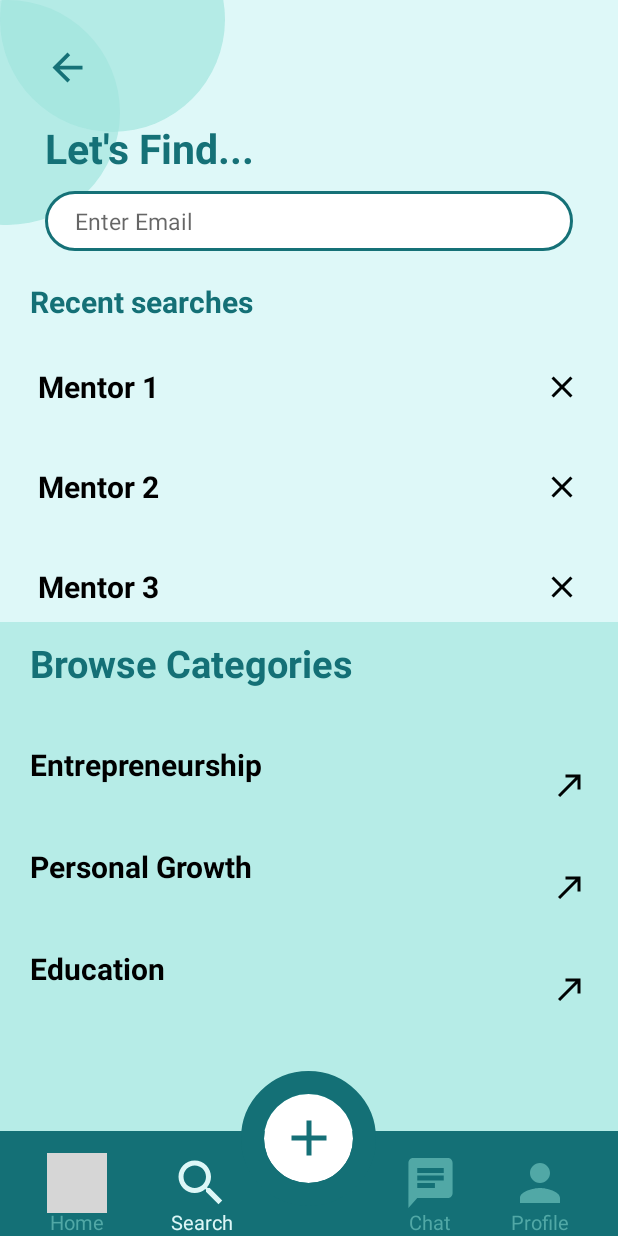
After one commit to Afkayyy/Mentor-Me, an Android app: the layout search_page.xml on its own in the app's theme, with its tools: preview values and no code run, on a phone screen of 412 x 824 dp. The commit adds this screen. Run offline under Robolectric (Android 15) with nearby library versions, the phone set to English and light mode, and no system bars; grey boxes are pictures that could not be loaded.

Commit message:
Search_Page_noIcons

```diff
--- /dev/null
+++ b/app/src/main/res/drawable/chat_icon_clicked.xml
@@ -0,0 +1,5 @@
+<vector android:autoMirrored="true" android:height="24dp"
+    android:tint="#DDF7F7" android:viewportHeight="24"
+    android:viewportWidth="24" android:width="24dp" xmlns:android="http://schemas.android.com/apk/res/android">
+    <path android:fillColor="@android:color/white" android:pathData="M20,2L4,2c-1.1,0 -1.99,0.9 -1.99,2L2,22l4,-4h14c1.1,0 2,-0.9 2,-2L22,4c0,-1.1 -0.9,-2 -2,-2zM6,9h12v2L6,11L6,9zM14,14L6,14v-2h8v2zM18,8L6,8L6,6h12v2z"/>
+</vector>
--- /dev/null
+++ b/app/src/main/res/drawable/close_icon.xml
@@ -0,0 +1,5 @@
+<vector android:height="24dp" android:tint="#000303"
+    android:viewportHeight="24" android:viewportWidth="24"
+    android:width="24dp" xmlns:android="http://schemas.android.com/apk/res/android">
+    <path android:fillColor="@android:color/white" android:pathData="M19,6.41L17.59,5 12,10.59 6.41,5 5,6.41 10.59,12 5,17.59 6.41,19 12,13.41 17.59,19 19,17.59 13.41,12z"/>
+</vector>
--- /dev/null
+++ b/app/src/main/res/drawable/person_icon_clicked.xml
@@ -0,0 +1,5 @@
+<vector android:height="24dp" android:tint="#DDF7F7"
+    android:viewportHeight="24" android:viewportWidth="24"
+    android:width="24dp" xmlns:android="http://schemas.android.com/apk/res/android">
+    <path android:fillColor="@android:color/white" android:pathData="M12,12c2.21,0 4,-1.79 4,-4s-1.79,-4 -4,-4 -4,1.79 -4,4 1.79,4 4,4zM12,14c-2.67,0 -8,1.34 -8,4v2h16v-2c0,-2.66 -5.33,-4 -8,-4z"/>
+</vector>
--- /dev/null
+++ b/app/src/main/res/drawable/search_box.xml
@@ -0,0 +1,12 @@
+<?xml version="1.0" encoding="utf-8"?>
+<shape xmlns:android="http://schemas.android.com/apk/res/android"
+    android:shape="rectangle">
+
+    <solid android:color="#FFFFFF"/>
+    <corners android:radius="20dp"/>
+
+    <stroke
+        android:width="2dp"
+        android:color="#157177"
+        />
+</shape>
--- /dev/null
+++ b/app/src/main/res/drawable/search_icon_bar.xml
@@ -0,0 +1,5 @@
+<vector android:height="24dp" android:tint="#157177"
+    android:viewportHeight="24" android:viewportWidth="24"
+    android:width="24dp" xmlns:android="http://schemas.android.com/apk/res/android">
+    <path android:fillColor="@android:color/white" android:pathData="M15.5,14h-0.79l-0.28,-0.27C15.41,12.59 16,11.11 16,9.5 16,5.91 13.09,3 9.5,3S3,5.91 3,9.5 5.91,16 9.5,16c1.61,0 3.09,-0.59 4.23,-1.57l0.27,0.28v0.79l5,4.99L20.49,19l-4.99,-5zM9.5,14C7.01,14 5,11.99 5,9.5S7.01,5 9.5,5 14,7.01 14,9.5 11.99,14 9.5,14z"/>
+</vector>
--- /dev/null
+++ b/app/src/main/res/drawable/search_icon_clicked.xml
@@ -0,0 +1,5 @@
+<vector android:height="24dp" android:tint="#DDF7F7"
+    android:viewportHeight="24" android:viewportWidth="24"
+    android:width="24dp" xmlns:android="http://schemas.android.com/apk/res/android">
+    <path android:fillColor="@android:color/white" android:pathData="M15.5,14h-0.79l-0.28,-0.27C15.41,12.59 16,11.11 16,9.5 16,5.91 13.09,3 9.5,3S3,5.91 3,9.5 5.91,16 9.5,16c1.61,0 3.09,-0.59 4.23,-1.57l0.27,0.28v0.79l5,4.99L20.49,19l-4.99,-5zM9.5,14C7.01,14 5,11.99 5,9.5S7.01,5 9.5,5 14,7.01 14,9.5 11.99,14 9.5,14z"/>
+</vector>
--- /dev/null
+++ b/app/src/main/res/drawable/top_right_arrow.xml
@@ -0,0 +1,5 @@
+<vector android:height="24dp" android:tint="#000303"
+    android:viewportHeight="24" android:viewportWidth="24"
+    android:width="24dp" xmlns:android="http://schemas.android.com/apk/res/android">
+    <path android:fillColor="@android:color/white" android:pathData="M9,5v2h6.59L4,18.59L5.41,20L17,8.41V15h2V5H9z"/>
+</vector>
--- a/app/src/main/res/layout/main_menu_page.xml
+++ b/app/src/main/res/layout/main_menu_page.xml
@@ -254,7 +254,7 @@
                 android:layout_width="40dp"
                 android:layout_height="40dp"
                 android:layout_gravity="center"
-                android:background="@drawable/home_icon"/>
+                android:background="@drawable/home_icon_clicked"/>
 
             <TextView
                 android:layout_width="match_parent"
@@ -291,7 +291,8 @@
                     android:layout_height="40dp"
                     android:layout_gravity="center"
                     android:background="@drawable/search_icon"
-                    android:layout_marginRight="20dp"/>
+                    android:layout_marginRight="20dp"
+                    app:tint="#51A8A6"/>
 
                 <TextView
                     android:layout_width="match_parent"
--- /dev/null
+++ b/app/src/main/res/layout/search_page.xml
@@ -0,0 +1,399 @@
+<?xml version="1.0" encoding="utf-8"?>
+<RelativeLayout xmlns:android="http://schemas.android.com/apk/res/android"
+    xmlns:app="http://schemas.android.com/apk/res-auto"
+    xmlns:tools="http://schemas.android.com/tools"
+    android:layout_width="match_parent"
+    android:layout_height="match_parent"
+    android:background="#DEF8F8"
+    tools:context=".MainActivity">
+
+    <de.hdodenhof.circleimageview.CircleImageView
+        android:id="@+id/main"
+        android:layout_width="150dp"
+        android:layout_height="150dp"
+        android:layout_marginStart="-70dp"
+        android:alpha="0.7"
+        android:src="#A2E6DF" />
+    <de.hdodenhof.circleimageview.CircleImageView
+        android:layout_width="150dp"
+        android:layout_height="150dp"
+        android:layout_marginTop="-62dp"
+        android:alpha="0.7"
+        android:src="#A2E6DF" />
+
+    <RelativeLayout
+        android:id="@+id/search_div"
+        android:layout_width="match_parent"
+        android:layout_height="wrap_content">
+
+        <TextView
+            android:layout_width="30dp"
+            android:layout_height="30dp"
+            android:background="@drawable/back_arrow"
+            android:layout_alignParentLeft="true"
+            android:layout_marginTop="30dp"
+            android:layout_marginLeft="30dp"
+            android:layout_alignParentTop="true"/>
+    <TextView
+        android:id="@+id/forgot_msg"
+        android:layout_width="wrap_content"
+        android:layout_height="wrap_content"
+        android:text="Let's Find..."
+        android:textStyle="bold"
+        android:textSize="27sp"
+        android:textColor="#157177"
+        android:layout_alignParentLeft="true"
+        android:layout_marginLeft="30dp"
+        android:layout_marginTop="80dp"/>
+
+    <EditText
+        android:id="@+id/Email"
+        android:layout_width="match_parent"
+        android:layout_height="40dp"
+        android:layout_marginHorizontal="30dp"
+        android:layout_below="@id/forgot_msg"
+        android:layout_marginTop="10dp"
+        android:background="@drawable/search_box"
+        android:hint="Enter Email"
+        android:textSize="15sp"
+        android:paddingStart="20dp"
+        android:inputType="textEmailAddress"
+        />
+    <TextView
+        android:layout_width="wrap_content"
+        android:layout_height="wrap_content"
+        android:layout_below="@+id/Email"
+        android:text="Recent searches"
+        android:textSize="20dp"
+        android:textStyle="bold"
+        android:textColor="#147076"
+        android:layout_marginTop="20dp"
+        android:layout_marginLeft="20dp"/>
+
+    </RelativeLayout>
+
+    <LinearLayout
+        android:id="@+id/search_options"
+        android:layout_width="match_parent"
+        android:layout_height="200dp"
+        android:weightSum="3"
+        android:orientation="vertical"
+        android:layout_below="@+id/search_div">
+
+        <LinearLayout
+            android:layout_width="match_parent"
+            android:layout_height="0dp"
+            android:layout_weight="1">
+
+            <TextView
+                android:layout_width="match_parent"
+                android:layout_height="match_parent"
+                android:text="Mentor 1"
+                android:textColor="@color/black"
+                android:textStyle="bold"
+                android:textSize="20sp"
+                android:gravity="center_vertical"
+                android:layout_marginHorizontal="25dp"
+                android:layout_marginTop="20dp"
+                android:drawableRight="@drawable/close_icon"
+                android:drawablePadding="20dp"/>
+
+        </LinearLayout>
+
+        <LinearLayout
+            android:layout_width="match_parent"
+            android:layout_height="0dp"
+            android:layout_weight="1">
+
+            <TextView
+                android:layout_width="match_parent"
+                android:layout_height="match_parent"
+                android:text="Mentor 2"
+                android:textColor="@color/black"
+                android:textStyle="bold"
+                android:textSize="20sp"
+                android:gravity="center_vertical"
+                android:layout_marginHorizontal="25dp"
+                android:layout_marginTop="20dp"
+                android:drawableRight="@drawable/close_icon"
+                android:drawablePadding="20dp"/>
+
+        </LinearLayout>
+
+        <LinearLayout
+            android:layout_width="match_parent"
+            android:layout_height="0dp"
+            android:layout_weight="1">
+
+            <TextView
+                android:layout_width="match_parent"
+                android:layout_height="match_parent"
+                android:text="Mentor 3"
+                android:textColor="@color/black"
+                android:textStyle="bold"
+                android:textSize="20sp"
+                android:gravity="center_vertical"
+                android:layout_marginHorizontal="25dp"
+                android:layout_marginTop="20dp"
+                android:drawableRight="@drawable/close_icon"
+                android:drawablePadding="20dp"/>
+
+        </LinearLayout>
+
+
+
+    </LinearLayout>
+
+    <LinearLayout
+        android:id="@+id/search_links"
+        android:layout_width="match_parent"
+        android:layout_height="200dp"
+        android:weightSum="6"
+        android:orientation="vertical"
+        android:align="@+id/navbar"
+        android:background="#B6ECE7"
+        android:layout_below="@+id/search_options"
+        android:layout_alignParentBottom="true">
+
+        <LinearLayout
+            android:layout_width="match_parent"
+            android:layout_height="0dp"
+            android:layout_weight="1">
+
+            <TextView
+                android:layout_width="match_parent"
+                android:layout_height="match_parent"
+                android:layout_marginHorizontal="20dp"
+                android:paddingTop="10dp"
+                android:text="Browse Categories"
+                android:textColor="#147076"
+                android:textSize="25sp"
+                android:textStyle="bold" />
+
+        </LinearLayout>
+
+        <LinearLayout
+            android:layout_width="match_parent"
+            android:layout_height="0dp"
+            android:layout_weight="1">
+
+            <TextView
+                android:layout_width="match_parent"
+                android:layout_height="match_parent"
+                android:layout_marginHorizontal="20dp"
+                android:paddingTop="13dp"
+                android:text="Entrepreneurship"
+                android:textColor="@color/black"
+                android:textSize="20sp"
+                android:textStyle="bold"
+                android:drawableRight="@drawable/top_right_arrow"/>
+
+        </LinearLayout>
+        <LinearLayout
+            android:layout_width="match_parent"
+            android:layout_height="0dp"
+            android:layout_weight="1">
+
+            <TextView
+                android:layout_width="match_parent"
+                android:layout_height="match_parent"
+                android:layout_marginHorizontal="20dp"
+                android:paddingTop="13dp"
+                android:text="Personal Growth"
+                android:textColor="@color/black"
+                android:textSize="20sp"
+                android:textStyle="bold"
+                android:drawableRight="@drawable/top_right_arrow"/>
+
+        </LinearLayout>
+        <LinearLayout
+            android:layout_width="match_parent"
+            android:layout_height="0dp"
+            android:layout_weight="1">
+
+            <TextView
+                android:layout_width="match_parent"
+                android:layout_height="match_parent"
+                android:layout_marginHorizontal="20dp"
+                android:paddingTop="13dp"
+                android:text="Education"
+                android:textColor="@color/black"
+                android:textSize="20sp"
+                android:textStyle="bold"
+                android:drawableRight="@drawable/top_right_arrow"/>
+
+        </LinearLayout>
+
+    </LinearLayout>
+    <LinearLayout
+        android:id="@+id/navbar"
+        android:layout_width="match_parent"
+        android:layout_height="70dp"
+        android:layout_alignParentBottom="true"
+        android:background="#147076"
+        android:weightSum="4"
+        android:orientation="horizontal">
+
+        <LinearLayout
+            android:layout_width="0dp"
+            android:layout_height="match_parent"
+            android:layout_weight="1"
+            android:layout_gravity="center"
+            android:gravity="center">
+
+            <FrameLayout
+                android:layout_width="0dp"
+                android:layout_height="match_parent"
+                android:layout_weight="1">
+
+                <ImageView
+                    android:layout_width="40dp"
+                    android:layout_height="40dp"
+                    android:layout_gravity="center"
+                    android:background="@drawable/home_icon"/>
+
+                <TextView
+                    android:layout_width="match_parent"
+                    android:layout_height="wrap_content"
+                    android:text="Home"
+                    android:textSize="13sp"
+                    android:layout_gravity="bottom|center_horizontal"
+                    android:textAlignment="center"
+                    android:textColor="#51A8A6"
+                    android:layout_marginTop="8dp"
+                    android:clickable="false"/>
+            </FrameLayout>
+
+
+
+        </LinearLayout>
+
+
+        <LinearLayout
+            android:layout_width="0dp"
+            android:layout_height="match_parent"
+            android:layout_weight="1"
+            android:gravity="center">
+
+
+            <FrameLayout
+                android:layout_width="0dp"
+                android:layout_height="match_parent"
+                android:layout_weight="1"
+                android:layout_gravity="center">
+
+                <ImageView
+                    android:layout_width="40dp"
+                    android:layout_height="40dp"
+                    android:layout_gravity="center"
+                    android:background="@drawable/search_icon_clicked"
+                    android:layout_marginRight="20dp"/>
+
+                <TextView
+                    android:layout_width="match_parent"
+                    android:layout_height="wrap_content"
+                    android:text="Search"
+                    android:textSize="13sp"
+                    android:layout_gravity="bottom|center_horizontal"
+                    android:textAlignment="center"
+                    android:textColor="#DDF7F7"
+                    android:layout_marginTop="8dp"
+                    android:layout_marginRight="20dp"
+                    android:clickable="false"/>
+            </FrameLayout>
+
+        </LinearLayout>
+
+        <LinearLayout
+            android:layout_width="0dp"
+            android:layout_height="match_parent"
+            android:layout_weight="1"
+            android:gravity="right"
+            android:layout_gravity="center"
+
+            >
+
+            <FrameLayout
+                android:layout_width="0dp"
+                android:layout_height="match_parent"
+                android:layout_weight="1"
+                android:layout_gravity="center">
+
+                <ImageView
+                    android:layout_width="35dp"
+                    android:layout_height="40dp"
+                    android:layout_gravity="center"
+                    android:background="@drawable/chat_icon"
+                    android:layout_marginLeft="30dp"/>
+
+                <TextView
+                    android:layout_width="wrap_content"
+                    android:layout_height="wrap_content"
+                    android:text="Chat"
+                    android:textSize="13sp"
+                    android:layout_gravity="center_horizontal|bottom"
+                    android:textColor="#51A8A6"
+                    android:layout_marginTop="8dp"
+                    android:layout_marginLeft="30dp"
+                    android:clickable="false"/>
+            </FrameLayout>
+
+
+        </LinearLayout>
+
+
+        <LinearLayout
+            android:layout_width="0dp"
+            android:layout_height="match_parent"
+            android:layout_weight="1"
+            android:gravity="center">
+
+            <FrameLayout
+                android:layout_width="0dp"
+                android:layout_height="match_parent"
+                android:layout_weight="1"
+                android:layout_gravity="center">
+
+                <ImageView
+                    android:layout_width="40dp"
+                    android:layout_height="40dp"
+                    android:layout_gravity="center"
+                    android:background="@drawable/person_icon"/>
+
+                <TextView
+                    android:layout_width="wrap_content"
+                    android:layout_height="wrap_content"
+                    android:text="Profile"
+                    android:textSize="13sp"
+                    android:layout_gravity="center_horizontal|bottom"
+                    android:textColor="#51A8A6"
+                    android:layout_marginTop="8dp"
+                    android:clickable="false"/>
+            </FrameLayout>
+
+        </LinearLayout>
+
+    </LinearLayout>
+
+
+
+    <de.hdodenhof.circleimageview.CircleImageView
+        android:layout_width="90dp"
+        android:layout_height="90dp"
+        app:civ_border_color="#147076"
+        android:layout_alignParentBottom="true"
+        android:layout_centerHorizontal="true"
+        app:civ_border_width="15dp"
+        android:layout_marginBottom="20dp"
+        android:src="#FFFFFF" />
+
+    <ImageView
+        android:layout_width="wrap_content"
+        android:layout_height="wrap_content"
+        android:src="@drawable/plus"
+        android:layout_centerHorizontal="true"
+        android:layout_alignParentBottom="true"
+        android:layout_marginBottom="45dp"
+        />
+
+</RelativeLayout>
```
Also changed, not shown: app/src/main/res/drawable/home_icon_clicked.xml (renamed from app/src/main/res/drawable/home_icon.xml).
